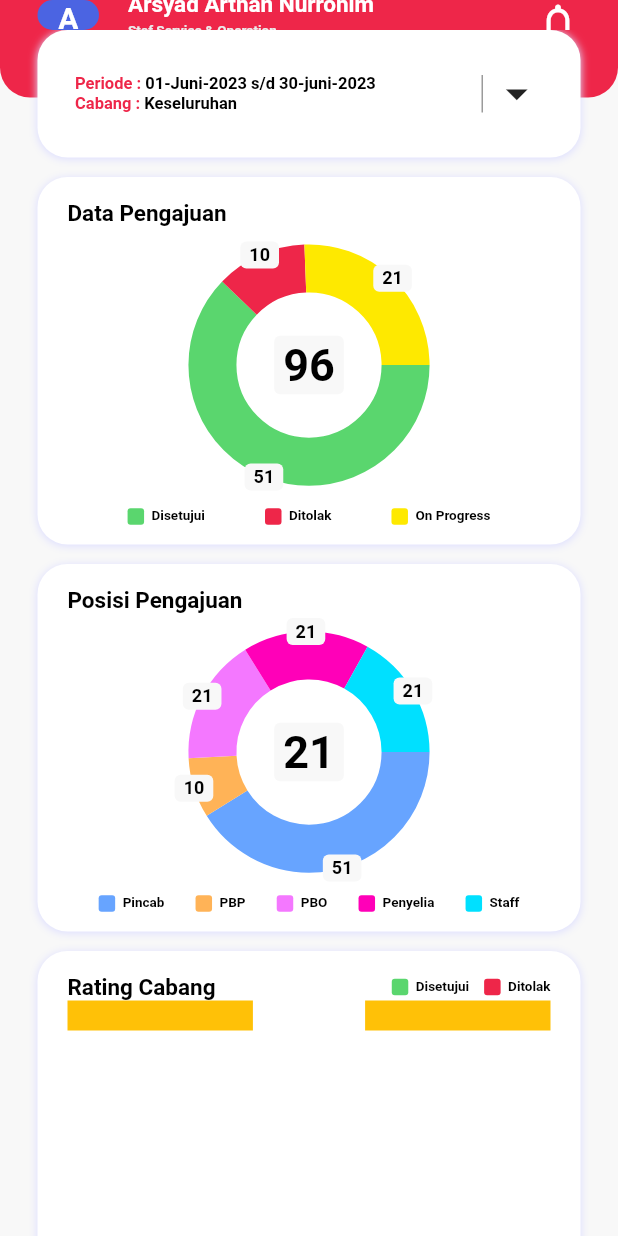
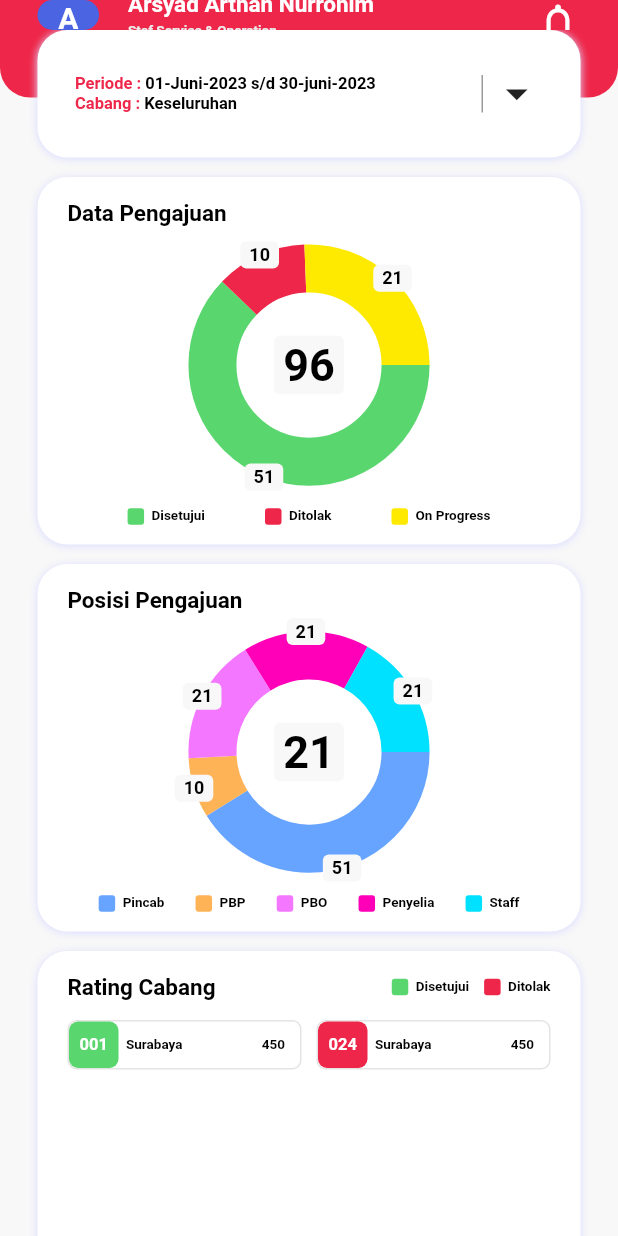
Before and after one commit to Bank-UMKM-Jawa-Timur/LOS_MOBILE, a Flutter app: the HomePage screen opened directly, on a phone screen of 412 x 824 dp. Run offline on Flutter 3.47's test engine with Material 2 defaults, Android fonts, the phone set to English and light mode, and no system bars; drawn by our look-alikes of pie_chart; our stand-ins replace community_material_icon, get.

Commit message:
add home in rating cabang

```diff
--- a/lib/src/futures/home/view/home_page.dart
+++ b/lib/src/futures/home/view/home_page.dart
@@ -227,21 +227,105 @@ class _HomePageState extends State<HomePage> {
                 )
               ],
             ),
+            spaceHeightMedium,
             Row(
               mainAxisAlignment: MainAxisAlignment.spaceBetween,
               children: [
-                Container(
-                  width: Get.width * 0.3,
-                  height: 20,
-                  color: Colors.amber,
+                Expanded(
+                  flex: 1,
+                  child: Container(
+                    height: 33,
+                    decoration: BoxDecoration(
+                      borderRadius: BorderRadius.circular(6),
+                      border: Border.all(color: mGreyVeryLightColor, width: 1),
+                    ),
+                    child: Row(
+                      mainAxisAlignment: MainAxisAlignment.spaceBetween,
+                      children: [
+                        Row(
+                          crossAxisAlignment: CrossAxisAlignment.center,
+                          children: [
+                            Container(
+                              width: 33,
+                              height: 33,
+                              decoration: BoxDecoration(
+                                borderRadius: BorderRadius.circular(6),
+                                color: mGreenFlatColor,
+                              ),
+                              child: const Center(
+                                child: Text(
+                                  "001",
+                                  style: textBoldLightMedium,
+                                ),
+                              ),
+                            ),
+                            spaceWidthVerySmall,
+                            const Text(
+                              "Surabaya",
+                              style: textBoldDarkSmall,
+                            )
+                          ],
+                        ),
+                        const Padding(
+                          padding: EdgeInsets.only(right: 10),
+                          child: Text(
+                            "450",
+                            style: textBoldDarkSmall,
+                          ),
+                        )
+                      ],
+                    ),
+                  ),
                 ),
-                Container(
-                  width: Get.width * 0.3,
-                  height: 20,
-                  color: Colors.amber,
+                spaceWidthSmall,
+                Expanded(
+                  flex: 1,
+                  child: Container(
+                    height: 33,
+                    decoration: BoxDecoration(
+                      borderRadius: BorderRadius.circular(6),
+                      border: Border.all(color: mGreyVeryLightColor, width: 1),
+                    ),
+                    child: Row(
+                      mainAxisAlignment: MainAxisAlignment.spaceBetween,
+                      children: [
+                        Row(
+                          crossAxisAlignment: CrossAxisAlignment.center,
+                          children: [
+                            Container(
+                              width: 33,
+                              height: 33,
+                              decoration: BoxDecoration(
+                                borderRadius: BorderRadius.circular(6),
+                                color: mPrimaryColor,
+                              ),
+                              child: const Center(
+                                child: Text(
+                                  "024",
+                                  style: textBoldLightMedium,
+                                ),
+                              ),
+                            ),
+                            spaceWidthVerySmall,
+                            const Text(
+                              "Surabaya",
+                              style: textBoldDarkSmall,
+                            )
+                          ],
+                        ),
+                        const Padding(
+                          padding: EdgeInsets.only(right: 10),
+                          child: Text(
+                            "450",
+                            style: textBoldDarkSmall,
+                          ),
+                        )
+                      ],
+                    ),
+                  ),
                 ),
               ],
-            )
+            ),
           ],
         ),
       ),
@@ -524,6 +608,7 @@ class _HomePageState extends State<HomePage> {
 
   Column _formCabang() {
     return Column(
+      crossAxisAlignment: CrossAxisAlignment.start,
       children: [
         const Text("Cabang", style: textBoldDarkMedium),
         const SizedBox(height: 5),
@@ -534,14 +619,8 @@ class _HomePageState extends State<HomePage> {
             isExpanded: true,
             decoration: const InputDecoration(
               contentPadding: EdgeInsets.all(8),
-              focusedBorder: OutlineInputBorder(
-                borderRadius: BorderRadius.all(Radius.circular(4)),
-                borderSide: BorderSide(width: 1, color: Color(0xFF515151)),
-              ),
-              enabledBorder: OutlineInputBorder(
-                borderRadius: BorderRadius.all(Radius.circular(4)),
-                borderSide: BorderSide(width: 1, color: Color(0xFFE4E4E4)),
-              ),
+              focusedBorder: focusedBorder,
+              enabledBorder: enabledBorder,
               border: OutlineInputBorder(),
               filled: true,
               fillColor: Colors.white,
```
